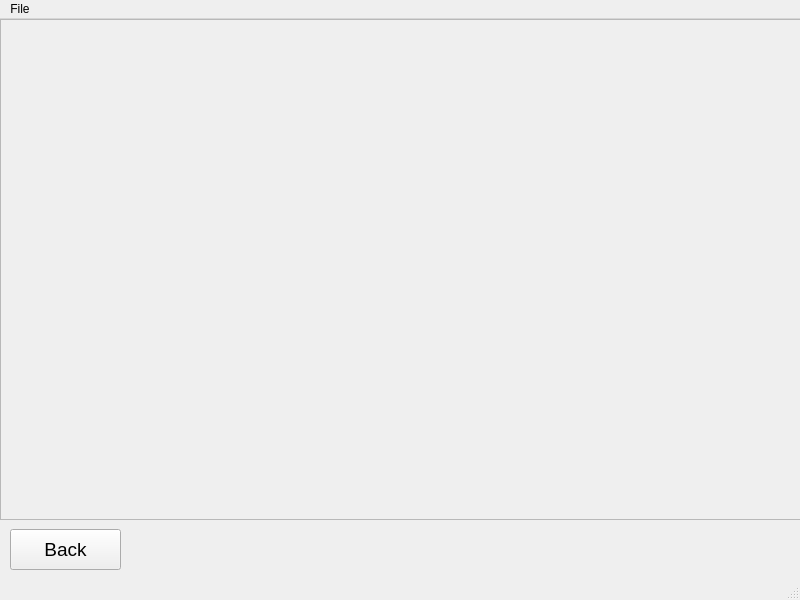
Old version of the form mainwindow.ui in the repository Azanguru/CS4076-Project.
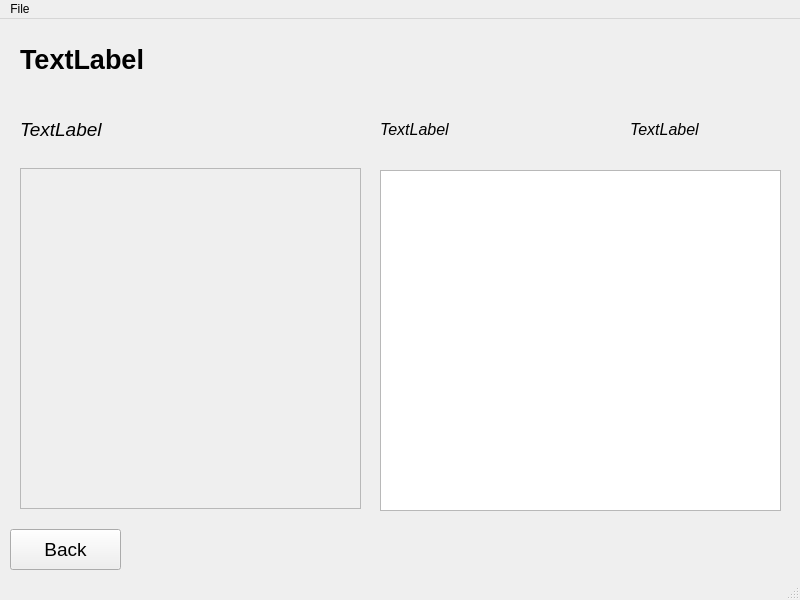
New version of the form.

Commit message: View recipe works, recipes save/load correctly now

Patch:
```diff
--- a/mainwindow.ui
+++ b/mainwindow.ui
@@ -36,7 +36,7 @@
      </rect>
     </property>
     <property name="currentIndex">
-     <number>1</number>
+     <number>4</number>
     </property>
     <widget class="QWidget" name="mainMenu">
      <widget class="QPushButton" name="viewIngredientsButton">
@@ -245,6 +245,154 @@
       </property>
      </widget>
     </widget>
+    <widget class="QWidget" name="viewRecipe">
+     <widget class="QPushButton" name="vrBack_2">
+      <property name="geometry">
+       <rect>
+        <x>10</x>
+        <y>510</y>
+        <width>111</width>
+        <height>41</height>
+       </rect>
+      </property>
+      <property name="font">
+       <font>
+        <pointsize>14</pointsize>
+       </font>
+      </property>
+      <property name="text">
+       <string>Back</string>
+      </property>
+     </widget>
+     <widget class="QLabel" name="vrRecipeLabel">
+      <property name="geometry">
+       <rect>
+        <x>20</x>
+        <y>10</y>
+        <width>751</width>
+        <height>61</height>
+       </rect>
+      </property>
+      <property name="font">
+       <font>
+        <pointsize>20</pointsize>
+        <bold>true</bold>
+        <underline>false</underline>
+       </font>
+      </property>
+      <property name="text">
+       <string>TextLabel</string>
+      </property>
+     </widget>
+     <widget class="QLabel" name="vrCuisineLabel">
+      <property name="geometry">
+       <rect>
+        <x>20</x>
+        <y>90</y>
+        <width>341</width>
+        <height>41</height>
+       </rect>
+      </property>
+      <property name="font">
+       <font>
+        <pointsize>14</pointsize>
+        <italic>true</italic>
+        <underline>false</underline>
+       </font>
+      </property>
+      <property name="text">
+       <string>TextLabel</string>
+      </property>
+     </widget>
+     <widget class="QLabel" name="vrTimeLabel">
+      <property name="geometry">
+       <rect>
+        <x>380</x>
+        <y>90</y>
+        <width>191</width>
+        <height>41</height>
+       </rect>
+      </property>
+      <property name="font">
+       <font>
+        <pointsize>12</pointsize>
+        <italic>true</italic>
+       </font>
+      </property>
+      <property name="text">
+       <string>TextLabel</string>
+      </property>
+     </widget>
+     <widget class="QLabel" name="vrCalsLabel">
+      <property name="geometry">
+       <rect>
+        <x>630</x>
+        <y>90</y>
+        <width>141</width>
+        <height>41</height>
+       </rect>
+      </property>
+      <property name="font">
+       <font>
+        <pointsize>12</pointsize>
+        <italic>true</italic>
+       </font>
+      </property>
+      <property name="text">
+       <string>TextLabel</string>
+      </property>
+     </widget>
+     <widget class="QScrollArea" name="vrIngScroll">
+      <property name="geometry">
+       <rect>
+        <x>20</x>
+        <y>149</y>
+        <width>341</width>
+        <height>341</height>
+       </rect>
+      </property>
+      <property name="frameShadow">
+       <enum>QFrame::Plain</enum>
+      </property>
+      <property name="widgetResizable">
+       <bool>true</bool>
+      </property>
+      <widget class="QWidget" name="scrollAreaWidgetContents_3">
+       <property name="geometry">
+        <rect>
+         <x>0</x>
+         <y>0</y>
+         <width>339</width>
+         <height>339</height>
+        </rect>
+       </property>
+       <widget class="QWidget" name="gridLayoutWidget_3">
+        <property name="geometry">
+         <rect>
+          <x>-1</x>
+          <y>-1</y>
+          <width>341</width>
+          <height>341</height>
+         </rect>
+        </property>
+        <layout class="QGridLayout" name="vrGrid"/>
+       </widget>
+      </widget>
+     </widget>
+     <widget class="QPlainTextEdit" name="vrInstrTextEdit">
+      <property name="geometry">
+       <rect>
+        <x>380</x>
+        <y>151</y>
+        <width>401</width>
+        <height>341</height>
+       </rect>
+      </property>
+      <property name="readOnly">
+       <bool>true</bool>
+      </property>
+     </widget>
+    </widget>
    </widget>
   </widget>
   <widget class="QMenuBar" name="menubar">
```
The commit also changes 5 other files.
